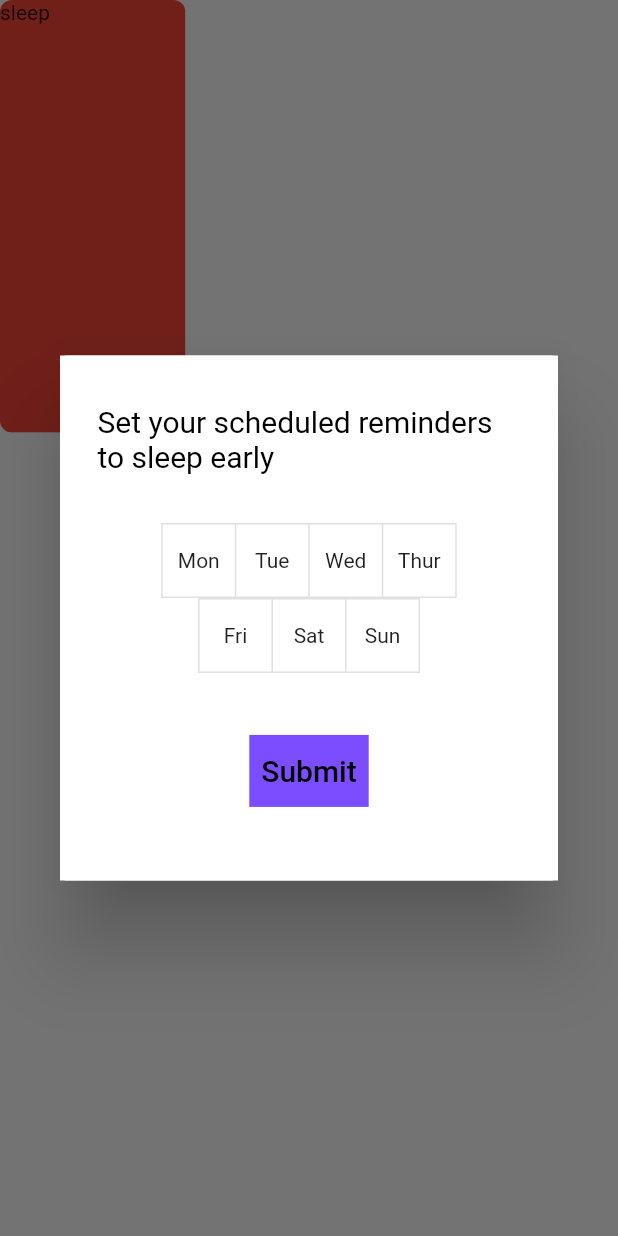
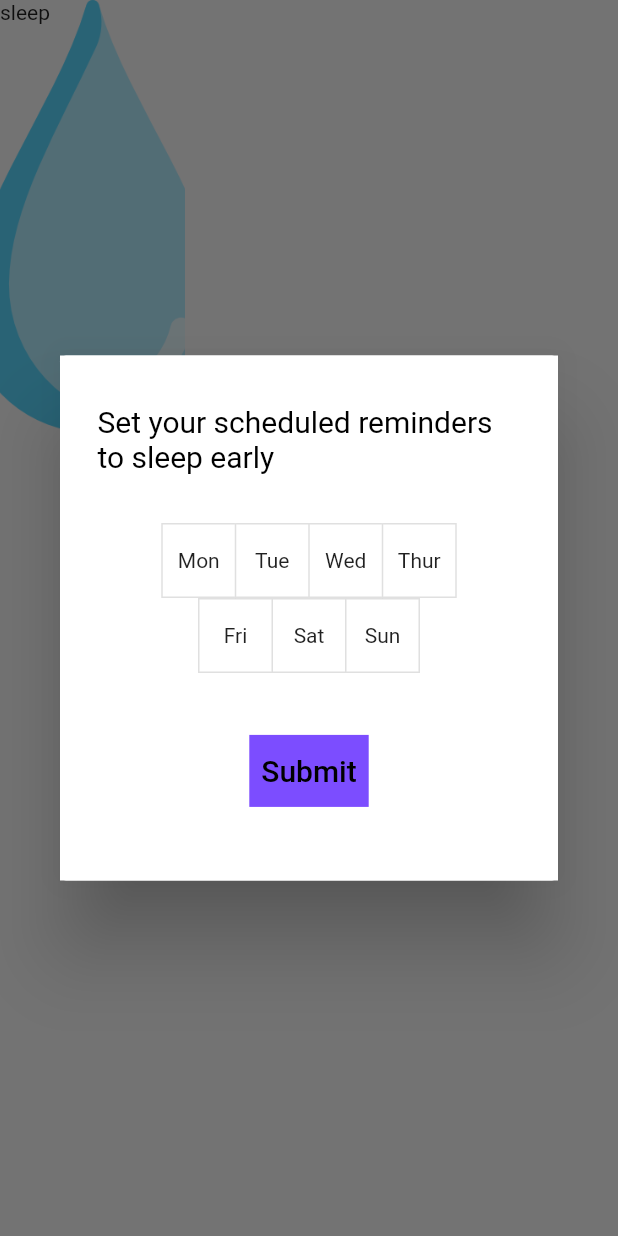
Before and after one commit to ruwanidealwis/uottahack2021, a Flutter app: the Sleep widget shown alone on an empty page, opened directly, after a tap on "sleep", on a phone screen of 412 x 824 dp. Run offline on Flutter 3.47's test engine with Material 2 defaults, Android fonts, the phone set to English and light mode, and no system bars; our stand-ins replace carousel_slider, cloud_firestore, firebase_auth, firebase_core, youtube_player_flutter; accounts and stored records are empty.

```diff
--- a/uottahack/lib/screens/home/home.dart
+++ b/uottahack/lib/screens/home/home.dart
@@ -172,10 +172,16 @@ class Water extends StatelessWidget {
         child: ClipRRect(
             borderRadius: BorderRadius.circular(8.0),
             child: Container(
-                child: Text('water'),
-                color: Colors.red,
-                width: MediaQuery.of(context).size.width * 0.3,
-                height: MediaQuery.of(context).size.height)));
+                child: Container(
+                    decoration: BoxDecoration(
+                      image: DecorationImage(
+                        image: AssetImage("assets/images/icon_water.png"),
+                        fit: BoxFit.cover,
+                      ),
+                    ),
+                    child: Text('water'),
+                    width: MediaQuery.of(context).size.width * 0.3,
+                    height: MediaQuery.of(context).size.height))));
   }
 }
 
@@ -190,8 +196,13 @@ class Stretch extends StatelessWidget {
         child: ClipRRect(
             borderRadius: BorderRadius.circular(8.0),
             child: Container(
+              decoration: BoxDecoration(
+                image: DecorationImage(
+                  image: AssetImage("assets/images/icon_strech.png"),
+                  fit: BoxFit.cover,
+                ),
+              ),
               child: Text('stretch'),
-              color: Colors.red,
               width: MediaQuery.of(context).size.width * 0.3,
               height: MediaQuery.of(context).size.height * 0.35,
             )));
@@ -209,8 +220,13 @@ class Sleep extends StatelessWidget {
         child: ClipRRect(
             borderRadius: BorderRadius.circular(8.0),
             child: Container(
+              decoration: BoxDecoration(
+                image: DecorationImage(
+                  image: AssetImage("assets/images/icon_water.png"),
+                  fit: BoxFit.cover,
+                ),
+              ),
               child: Text('sleep'),
-              color: Colors.red,
               width: MediaQuery.of(context).size.width * 0.30,
               height: MediaQuery.of(context).size.height * 0.35,
             )));
--- a/uottahack/lib/screens/home/reminders.dart
+++ b/uottahack/lib/screens/home/reminders.dart
@@ -7,18 +7,21 @@ showRemindersDialog(BuildContext context, String reminderType) {
   // set up the buttons
 
   String titleText = "";
-
+  String imageURL = "";
   if (reminderType == "water") {
     print('water');
     titleText = "drink water";
+    imageURL = "assets/images/icon_water.png";
   }
   if (reminderType == "stretching") {
     print('stretch');
     titleText = "stretch";
+    imageURL = "assets/images/icon_stretch.png";
   }
   if (reminderType == "sleep") {
     print('sleep');
     titleText = "sleep early";
+    imageURL = "assets/images/icon_sleep.png";
   }
 
   // set up the AlertDialog
```
